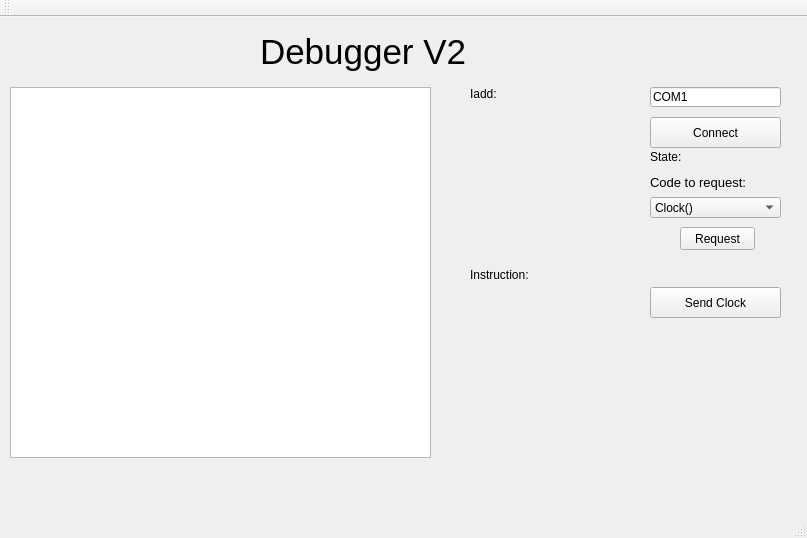
Before: the Qt Designer form DebuggerV2/mainwindow.ui in augusto-altman/UniversityProject-ComputersArchitecture, drawn with Qt 5.
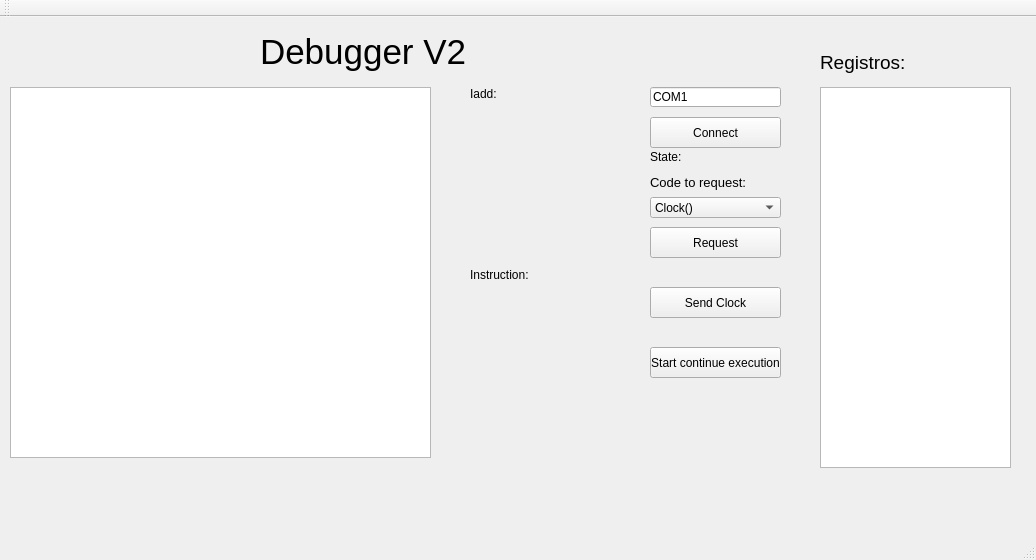
After: the same form once the commit is applied.

```diff
--- a/DebuggerV2/mainwindow.ui
+++ b/DebuggerV2/mainwindow.ui
@@ -6,8 +6,8 @@
    <rect>
     <x>0</x>
     <y>0</y>
-    <width>807</width>
-    <height>538</height>
+    <width>1036</width>
+    <height>560</height>
    </rect>
   </property>
   <property name="windowTitle">
@@ -254,10 +254,10 @@
    <widget class="QPushButton" name="requestButton">
     <property name="geometry">
      <rect>
-      <x>680</x>
+      <x>650</x>
       <y>210</y>
-      <width>75</width>
-      <height>23</height>
+      <width>131</width>
+      <height>31</height>
      </rect>
     </property>
     <property name="text">
@@ -342,6 +342,42 @@
      <string>Instruction:</string>
     </property>
    </widget>
+   <widget class="QPushButton" name="contExe">
+    <property name="geometry">
+     <rect>
+      <x>650</x>
+      <y>330</y>
+      <width>131</width>
+      <height>31</height>
+     </rect>
+    </property>
+    <property name="text">
+     <string>Start continue execution</string>
+    </property>
+   </widget>
+   <widget class="QTextBrowser" name="RegisterViewer">
+    <property name="geometry">
+     <rect>
+      <x>820</x>
+      <y>70</y>
+      <width>191</width>
+      <height>381</height>
+     </rect>
+    </property>
+   </widget>
+   <widget class="QLabel" name="label_2">
+    <property name="geometry">
+     <rect>
+      <x>820</x>
+      <y>30</y>
+      <width>161</width>
+      <height>31</height>
+     </rect>
+    </property>
+    <property name="text">
+     <string>&lt;html&gt;&lt;head/&gt;&lt;body&gt;&lt;p&gt;&lt;span style=&quot; font-size:14pt;&quot;&gt;Registros:&lt;/span&gt;&lt;/p&gt;&lt;/body&gt;&lt;/html&gt;</string>
+    </property>
+   </widget>
   </widget>
   <widget class="QMenuBar" name="menuBar">
    <property name="geometry">
```
Left out of the diff: 7 changed lines with no effect on the pictures.
